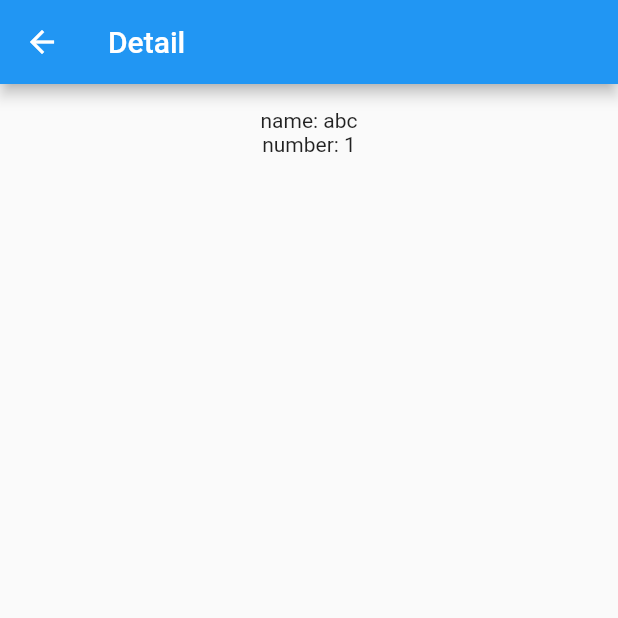
After one commit to Cookiefan/google_sps_flutter, a Flutter app: the DetailPage screen opened directly, on a phone screen of 412 x 824 dp, the top half of it. The commit adds this screen. Run offline on Flutter 3.47's test engine with Material 2 defaults, Android fonts, the light colour scheme and no system bars.

Commit message:
add detailPage

```diff
--- /dev/null
+++ b/lib/detailPage.dart
@@ -0,0 +1,39 @@
+import 'package:flutter/material.dart';
+import 'commodity.dart';
+
+void main() {
+  runApp(new MaterialApp(
+      home: new DetailPage(
+    detailData: Commodity("abc", 1),
+  )));
+}
+
+class DetailPage extends StatefulWidget {
+  final Commodity detailData;
+
+  DetailPage({this.detailData});
+
+  @override
+  _DetailPageState createState() => _DetailPageState(detailData: detailData);
+}
+
+class _DetailPageState extends State<DetailPage> {
+  Commodity detailData;
+  _DetailPageState({this.detailData});
+  @override
+  Widget build(BuildContext context) {
+    return Scaffold(
+        appBar: AppBar(
+          title: Text("Detail"),
+        ),
+        body: ListView(padding: const EdgeInsets.all(16.0), children: <Widget>[
+          Container(
+            child: Center(child: Text("name: ${detailData.name}")),
+          ),
+          Container(
+            child: Center(
+                child: Text("number: ${detailData.quantity.toString()}")),
+          )
+        ]));
+  }
+}
```
Also changed, not shown: lib/searchPage.dart (+25 -4 lines).
